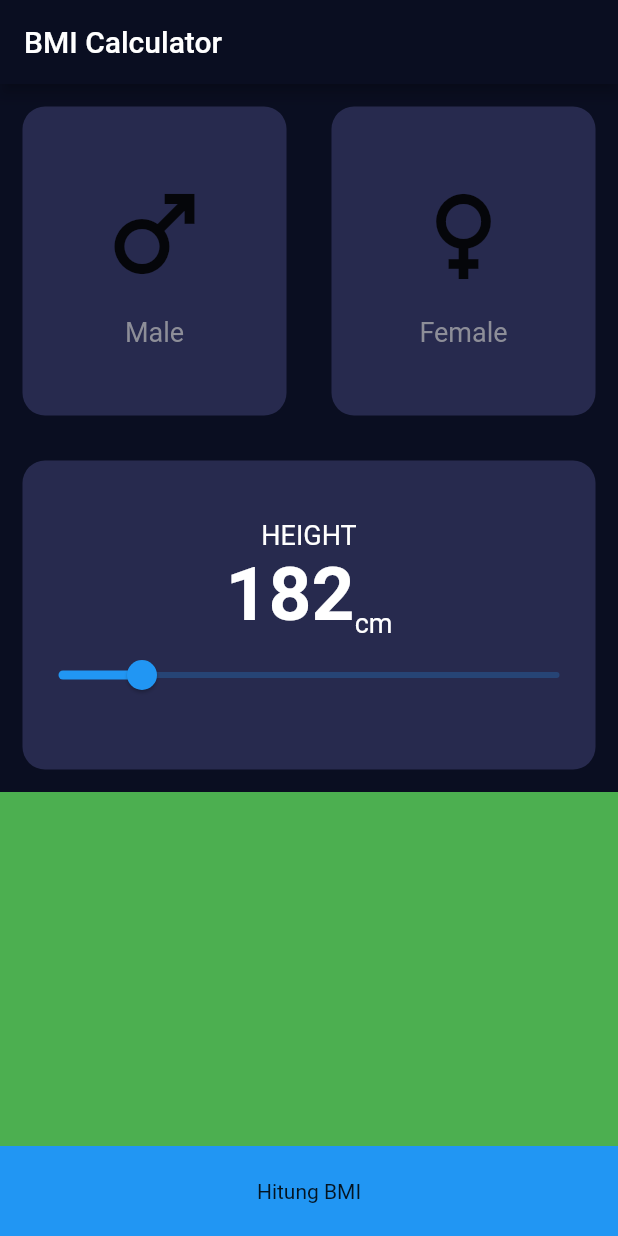
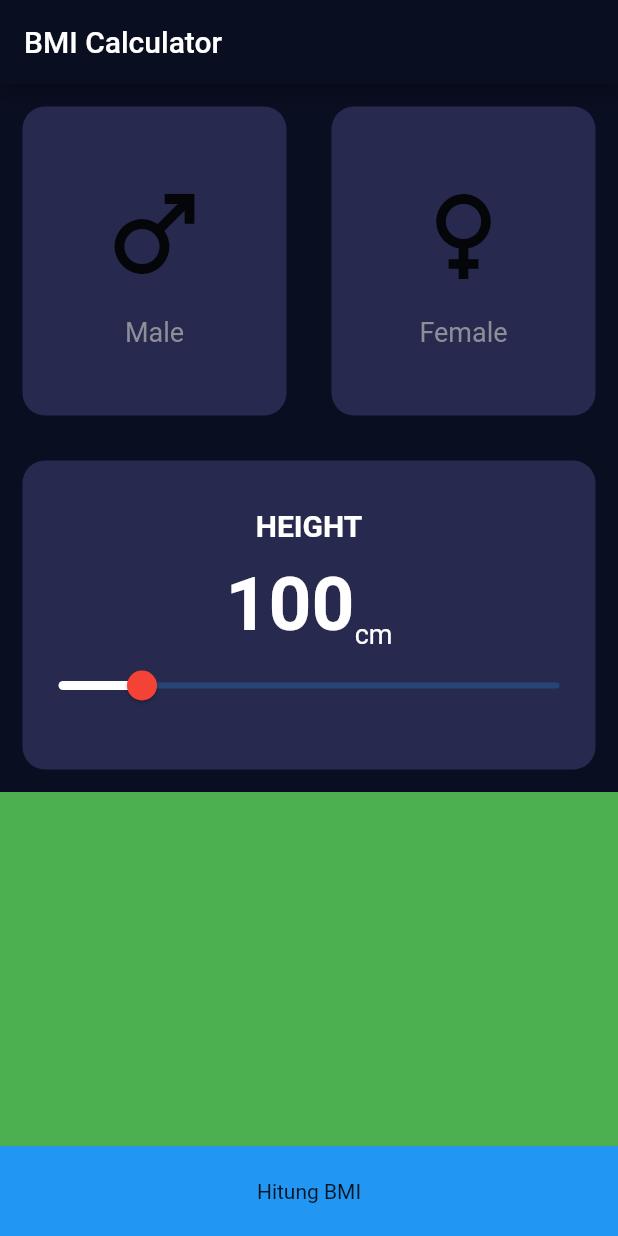
Before and after one commit to ihsansatriawan/bmi_apps, a Flutter app: the screen it shows after launch, on a phone screen of 412 x 824 dp. Run offline on Flutter 3.47's test engine with Material 2 defaults, Android fonts, the phone set to English and light mode, and no system bars.

Commit message:
Value slider can be adjustable based on UI

```diff
--- a/lib/views/bmi_data_screen.dart
+++ b/lib/views/bmi_data_screen.dart
@@ -10,6 +10,9 @@ class BmiDataScreen extends StatefulWidget {
 }
 
 class _BmiDataScreenState extends State<BmiDataScreen> {
+
+  int height = 100;
+
   @override
   Widget build(BuildContext context) {
     return Scaffold(
@@ -48,14 +51,20 @@ class _BmiDataScreenState extends State<BmiDataScreen> {
                 children: [
                   Text(
                     "HEIGHT",
-                    style: labelTextStyle,
+                    style: labelTextStyle.copyWith(
+                      fontSize: 20,
+                      fontWeight: FontWeight.bold,
+                    ),
+                  ),
+                  SizedBox(
+                    height: 12,
                   ),
                   Row(
                     mainAxisAlignment: MainAxisAlignment.center,
                     crossAxisAlignment: CrossAxisAlignment.end,
                     children: [
                       Text(
-                        "182",
+                        "$height",
                         style: TextStyle(
                           fontSize: 50,
                           fontWeight: FontWeight.bold,
@@ -69,10 +78,18 @@ class _BmiDataScreenState extends State<BmiDataScreen> {
                     ],
                   ),
                   Slider(
-                    value: 100,
+                    value: height.toDouble(),
                     min: 80,
                     max: 200,
-                    onChanged: (value) {}
+                    thumbColor: Colors.red,
+                    activeColor: Colors.white,
+
+                    onChanged: (value) {
+                      height = value.toInt();
+                      setState(() {
+
+                      });
+                    },
                   ),
                 ],
               ),
```
